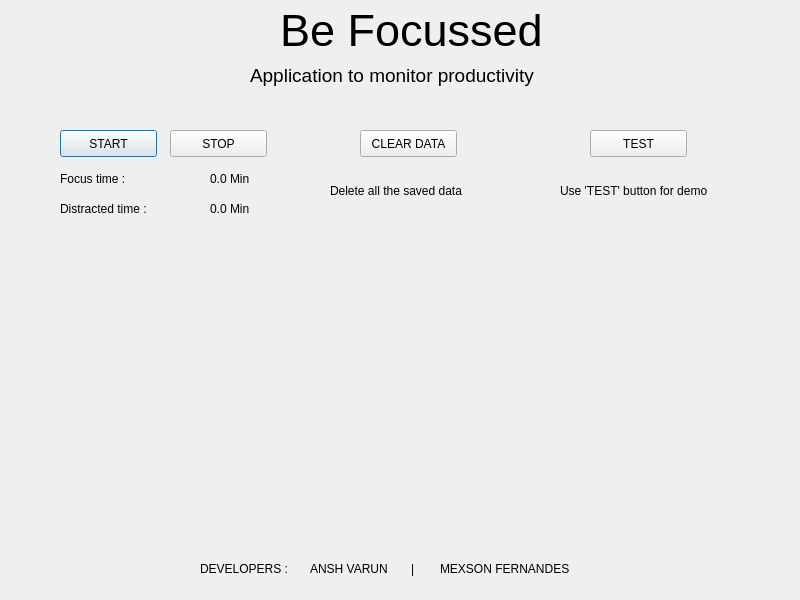
Qt form GUI/main.ui (MexsonFernandes/Be-Focussed-Productivity-Monitor) before a commit.
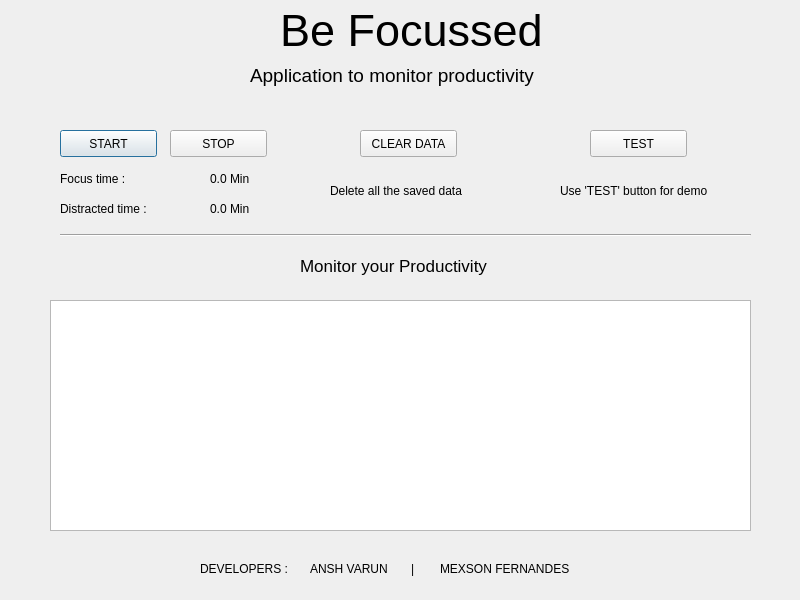
The same form after that commit.

Patch:
```diff
--- a/GUI/main.ui
+++ b/GUI/main.ui
@@ -249,6 +249,47 @@
     <string>Delete all the saved data</string>
    </property>
   </widget>
+  <widget class="QLabel" name="label_11">
+   <property name="geometry">
+    <rect>
+     <x>300</x>
+     <y>250</y>
+     <width>231</width>
+     <height>31</height>
+    </rect>
+   </property>
+   <property name="font">
+    <font>
+     <pointsize>13</pointsize>
+    </font>
+   </property>
+   <property name="text">
+    <string>Monitor your Productivity</string>
+   </property>
+  </widget>
+  <widget class="Line" name="line">
+   <property name="geometry">
+    <rect>
+     <x>60</x>
+     <y>220</y>
+     <width>691</width>
+     <height>31</height>
+    </rect>
+   </property>
+   <property name="orientation">
+    <enum>Qt::Horizontal</enum>
+   </property>
+  </widget>
+  <widget class="QTableWidget" name="tableWidget">
+   <property name="geometry">
+    <rect>
+     <x>50</x>
+     <y>300</y>
+     <width>701</width>
+     <height>231</height>
+    </rect>
+   </property>
+  </widget>
  </widget>
  <resources/>
  <connections/>
```
